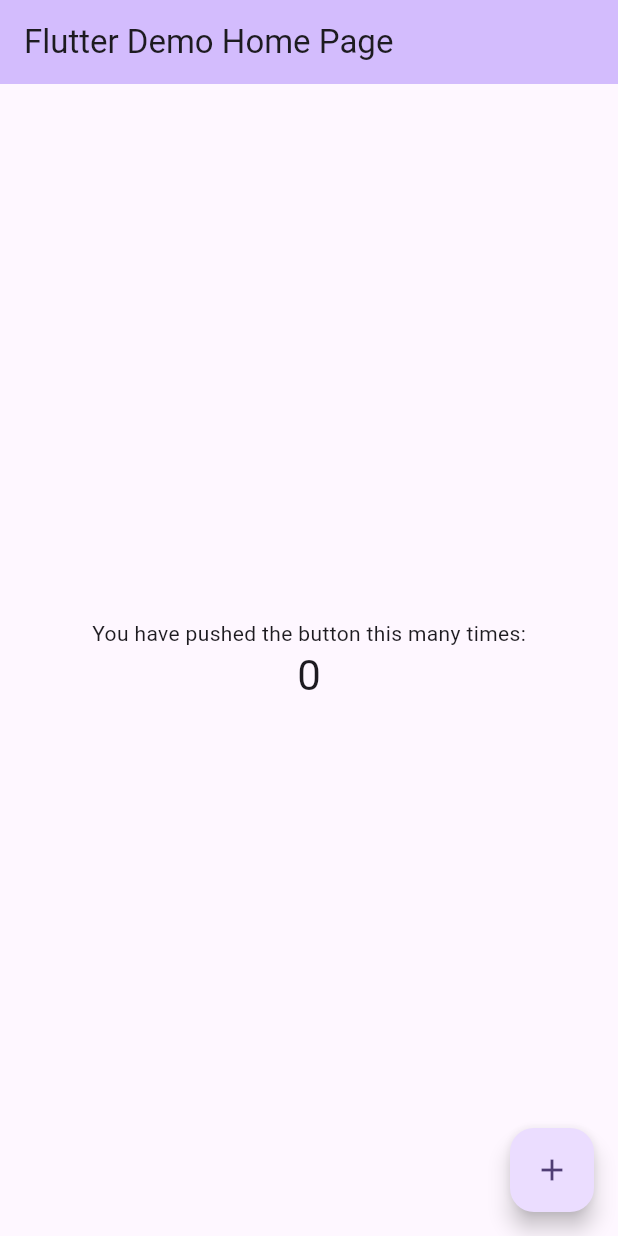
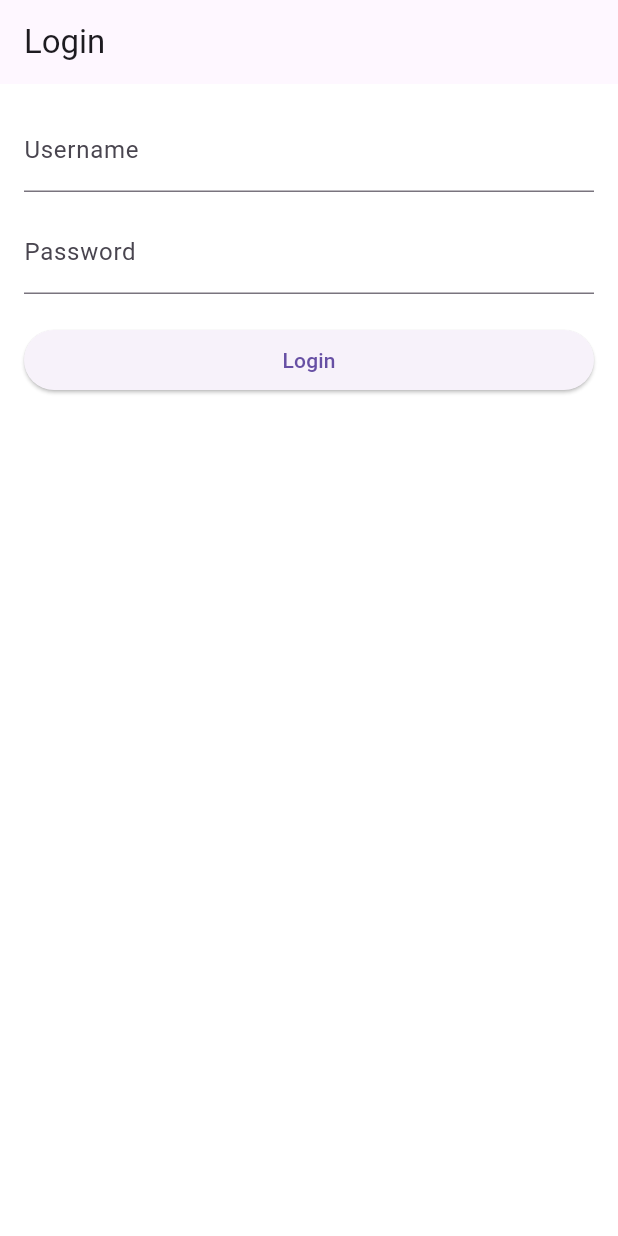
Before and after one commit to masked-redhat/expense-tracker-mobile, a Flutter app: the screen it shows after launch, on a phone screen of 412 x 824 dp. Run offline on Flutter 3.47's test engine with Material 3 defaults, Android fonts, the phone set to English and light mode, and no system bars.

Commit message:
chore: login screen

```diff
--- a/lib/main.dart
+++ b/lib/main.dart
@@ -1,122 +1,23 @@
+// main.dart
 import 'package:flutter/material.dart';
+import 'screens/login_screen.dart';
 
 void main() {
-  runApp(const MyApp());
+  runApp(const ExpenseTrackerApp());
 }
 
-class MyApp extends StatelessWidget {
-  const MyApp({super.key});
+class ExpenseTrackerApp extends StatelessWidget {
+  const ExpenseTrackerApp({super.key});
 
-  // This widget is the root of your application.
   @override
   Widget build(BuildContext context) {
     return MaterialApp(
-      title: 'Flutter Demo',
+      title: 'Expense Tracker',
       theme: ThemeData(
-        // This is the theme of your application.
-        //
-        // TRY THIS: Try running your application with "flutter run". You'll see
-        // the application has a purple toolbar. Then, without quitting the app,
-        // try changing the seedColor in the colorScheme below to Colors.green
-        // and then invoke "hot reload" (save your changes or press the "hot
-        // reload" button in a Flutter-supported IDE, or press "r" if you used
-        // the command line to start the app).
-        //
-        // Notice that the counter didn't reset back to zero; the application
-        // state is not lost during the reload. To reset the state, use hot
-        // restart instead.
-        //
-        // This works for code too, not just values: Most code changes can be
-        // tested with just a hot reload.
-        colorScheme: ColorScheme.fromSeed(seedColor: Colors.deepPurple),
+        primarySwatch: Colors.indigo,
+        scaffoldBackgroundColor: Colors.white,
       ),
-      home: const MyHomePage(title: 'Flutter Demo Home Page'),
+      home: const LoginScreen(),
     );
   }
 }
-
-class MyHomePage extends StatefulWidget {
-  const MyHomePage({super.key, required this.title});
-
-  // This widget is the home page of your application. It is stateful, meaning
-  // that it has a State object (defined below) that contains fields that affect
-  // how it looks.
-
-  // This class is the configuration for the state. It holds the values (in this
-  // case the title) provided by the parent (in this case the App widget) and
-  // used by the build method of the State. Fields in a Widget subclass are
-  // always marked "final".
-
-  final String title;
-
-  @override
-  State<MyHomePage> createState() => _MyHomePageState();
-}
-
-class _MyHomePageState extends State<MyHomePage> {
-  int _counter = 0;
-
-  void _incrementCounter() {
-    setState(() {
-      // This call to setState tells the Flutter framework that something has
-      // changed in this State, which causes it to rerun the build method below
-      // so that the display can reflect the updated values. If we changed
-      // _counter without calling setState(), then the build method would not be
-      // called again, and so nothing would appear to happen.
-      _counter++;
-    });
-  }
-
-  @override
-  Widget build(BuildContext context) {
-    // This method is rerun every time setState is called, for instance as done
-    // by the _incrementCounter method above.
-    //
-    // The Flutter framework has been optimized to make rerunning build methods
-    // fast, so that you can just rebuild anything that needs updating rather
-    // than having to individually change instances of widgets.
-    return Scaffold(
-      appBar: AppBar(
-        // TRY THIS: Try changing the color here to a specific color (to
-        // Colors.amber, perhaps?) and trigger a hot reload to see the AppBar
-        // change color while the other colors stay the same.
-        backgroundColor: Theme.of(context).colorScheme.inversePrimary,
-        // Here we take the value from the MyHomePage object that was created by
-        // the App.build method, and use it to set our appbar title.
-        title: Text(widget.title),
-      ),
-      body: Center(
-        // Center is a layout widget. It takes a single child and positions it
-        // in the middle of the parent.
-        child: Column(
-          // Column is also a layout widget. It takes a list of children and
-          // arranges them vertically. By default, it sizes itself to fit its
-          // children horizontally, and tries to be as tall as its parent.
-          //
-          // Column has various properties to control how it sizes itself and
-          // how it positions its children. Here we use mainAxisAlignment to
-          // center the children vertically; the main axis here is the vertical
-          // axis because Columns are vertical (the cross axis would be
-          // horizontal).
-          //
-          // TRY THIS: Invoke "debug painting" (choose the "Toggle Debug Paint"
-          // action in the IDE, or press "p" in the console), to see the
-          // wireframe for each widget.
-          mainAxisAlignment: MainAxisAlignment.center,
-          children: <Widget>[
-            const Text('You have pushed the button this many times:'),
-            Text(
-              '$_counter',
-              style: Theme.of(context).textTheme.headlineMedium,
-            ),
-          ],
-        ),
-      ),
-      floatingActionButton: FloatingActionButton(
-        onPressed: _incrementCounter,
-        tooltip: 'Increment',
-        child: const Icon(Icons.add),
-      ), // This trailing comma makes auto-formatting nicer for build methods.
-    );
-  }
-}
--- /dev/null
+++ b/lib/screens/login_screen.dart
@@ -0,0 +1,65 @@
+import 'package:flutter/material.dart';
+
+class LoginScreen extends StatefulWidget {
+  const LoginScreen({super.key});
+
+  @override
+  State<LoginScreen> createState() => _LoginScreenState();
+}
+
+class _LoginScreenState extends State<LoginScreen> {
+  final TextEditingController _usernameController = TextEditingController();
+  final TextEditingController _passwordController = TextEditingController();
+  bool _loading = false;
+
+  void _login() async {
+    setState(() => _loading = true);
+
+    final username = _usernameController.text.trim();
+    final password = _passwordController.text;
+
+    // TODO: Integrate with backend API
+
+    await Future.delayed(const Duration(seconds: 1));
+
+    setState(() => _loading = false);
+
+    // Navigate or show error
+    ScaffoldMessenger.of(context).showSnackBar(
+      const SnackBar(content: Text('Login API not connected yet')),
+    );
+  }
+
+  @override
+  Widget build(BuildContext context) {
+    return Scaffold(
+      appBar: AppBar(title: const Text('Login')),
+      body: Padding(
+        padding: const EdgeInsets.all(16.0),
+        child: Column(
+          crossAxisAlignment: CrossAxisAlignment.stretch,
+          children: [
+            TextField(
+              controller: _usernameController,
+              decoration: const InputDecoration(labelText: 'Username'),
+            ),
+            const SizedBox(height: 12),
+            TextField(
+              controller: _passwordController,
+              decoration: const InputDecoration(labelText: 'Password'),
+              obscureText: true,
+            ),
+            const SizedBox(height: 20),
+            ElevatedButton(
+              onPressed: _loading ? null : _login,
+              child:
+                  _loading
+                      ? const CircularProgressIndicator(color: Colors.white)
+                      : const Text('Login'),
+            ),
+          ],
+        ),
+      ),
+    );
+  }
+}
```
